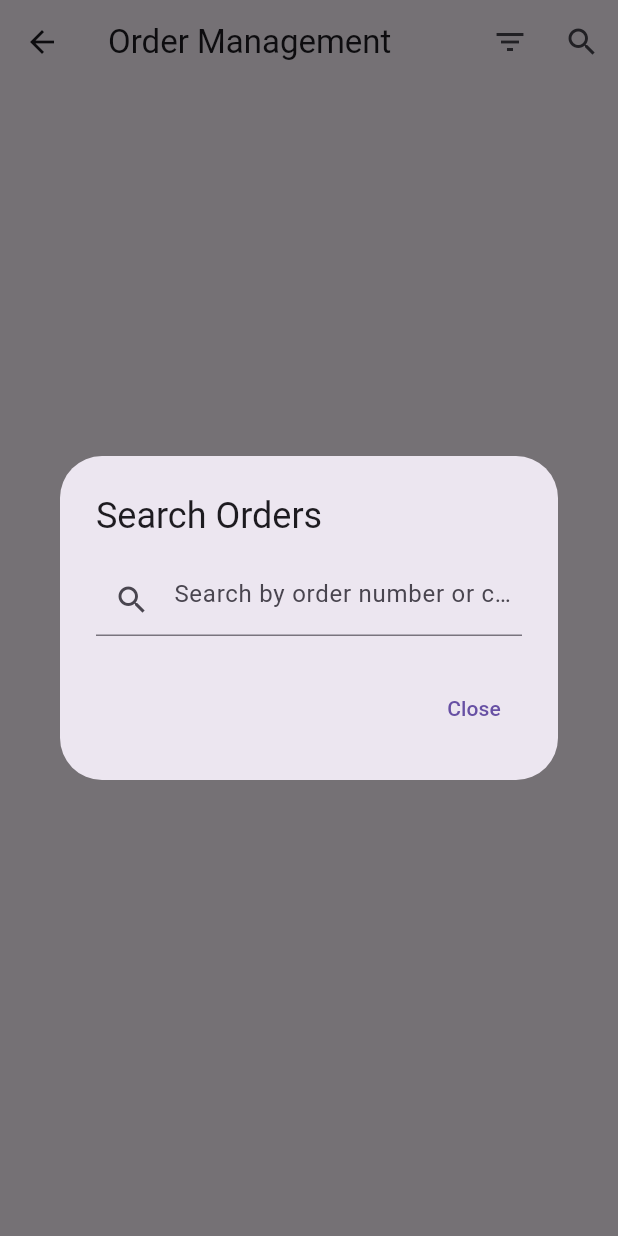
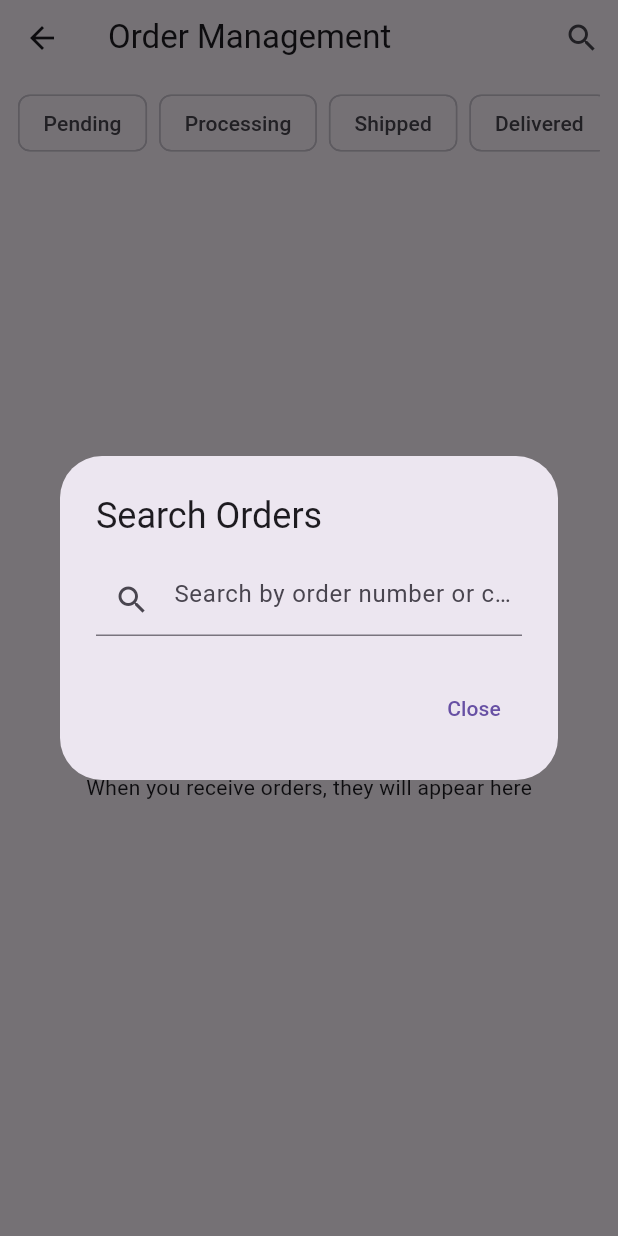
Before and after one commit to eng-abdallahyasser/admin-my-store, a Flutter app: the OrderListScreen screen opened by its route, after a tap on the "search" icon, on a phone screen of 412 x 824 dp. Run offline on Flutter 3.47's test engine with Material 3 defaults, Android fonts, the phone set to English and light mode, and no system bars; our stand-ins replace audioplayers, cloud_firestore, firebase_auth, firebase_core, firebase_messaging, firebase_storage and 4 more; missing offline and left inert: flutter_ringtone_player; accounts and stored records are empty.

Commit message:
add notifications sound for new order and update orders screen

```diff
--- a/lib/app/controllers/feedback_controller.dart
+++ b/lib/app/controllers/feedback_controller.dart
@@ -13,10 +13,10 @@ class FeedbackController extends GetxController {
   final RxBool isLoading = false.obs;
   final RxString error = ''.obs;
 
-  final RxString selectedType = 'All'.obs; // All, Suggestion, Bug, Complaint, Other
+  final RxString selectedType = FeedbackTypes.all.obs; // All, Suggestion, Bug, Complaint, Others
   StreamSubscription<List<FeedbackItem>>? _sub;
 
-  List<String> get types => const ['All', 'Suggestion', 'Bug', 'Complaint', 'Other'];
+  List<String> get types => FeedbackTypes.listWithAll;
 
   @override
   void onInit() {
@@ -35,7 +35,7 @@ class FeedbackController extends GetxController {
 
   List<FeedbackItem> get filtered {
     final t = selectedType.value;
-    if (t == 'All') return feedbacks;
+    if (t == FeedbackTypes.all) return feedbacks;
     return feedbacks.where((f) => f.type == t).toList();
   }
 
--- a/lib/app/controllers/order_controller.dart
+++ b/lib/app/controllers/order_controller.dart
@@ -4,8 +4,12 @@ import 'dart:developer';
 import 'package:admin_my_store/app/models/my_order.dart';
 import 'package:admin_my_store/app/repo/order_repository.dart';
 import 'package:cloud_firestore/cloud_firestore.dart';
+import 'package:flutter/foundation.dart';
+import 'package:flutter/material.dart';
+import 'package:flutter/services.dart';
+import 'package:flutter_ringtone_player/flutter_ringtone_player.dart';
 import 'package:get/get.dart';
-
+import 'package:audioplayers/audioplayers.dart';
 
 class OrderController extends GetxController {
   final OrderRepository _repository = Get.find();
@@ -15,7 +19,9 @@ class OrderController extends GetxController {
   final RxBool isLoading = false.obs;
   final FirebaseFirestore _firestore = FirebaseFirestore.instance;
   late StreamSubscription<QuerySnapshot> _ordersSubscription;
-
+  bool _initialized = false; // avoid notifying on initial snapshot
+  AudioPlayer? _alertPlayer; // used to play looping alert sound
+  bool _alerting = false;
 
   final List<String> statusList = [
     'Pending',
@@ -29,19 +35,105 @@ class OrderController extends GetxController {
   void onInit() {
     loadOrders();
     _startListening();
+    _alertPlayer = AudioPlayer();
+    _alertPlayer!.setReleaseMode(ReleaseMode.loop);
+    // Preload and start muted looping to satisfy web autoplay policies
+    // When an alert arrives, we'll raise the volume to 1.0 immediately
+    _prewarmAlertLoop();
     super.onInit();
   }
+
+  @override
+  void onClose() {
+    _ordersSubscription.cancel();
+    _alertPlayer?.dispose();
+    super.onClose();
+  }
+
+  Future<void> _startAlert() async {
+    if (_alerting) return;
+    _alerting = true;
+    await _raiseAlertVolume();
+
+    // Show blocking dialog until user acknowledges
+    if (!Get.isDialogOpen!) {
+      Get.dialog(
+        AlertDialog(
+          title: const Text('New Order Received'),
+          content: const Text('One or more new orders have arrived.'),
+          actions: [
+            TextButton(
+              onPressed: acknowledgeNewOrders,
+              child: const Text('Acknowledge'),
+            ),
+          ],
+        ),
+        barrierDismissible: false,
+      );
+    }
+  }
+
+  Future<void> acknowledgeNewOrders() async {
+    try {
+      // Lower volume back to 0.0 but keep looping to maintain autoplay allowance
+      await _alertPlayer?.setVolume(0.0);
+    } catch (_) {}
+    _alerting = false;
+    if (Get.isDialogOpen!) Get.back();
+  }
+
+  Future<void> _prewarmAlertLoop() async {
+    try {
+      // Start playing looped asset at zero volume
+      await _alertPlayer?.setVolume(0.0);
+      await _alertPlayer?.play(AssetSource('sounds/new_order.mp3'));
+    } catch (_) {
+      // As a fallback on mobile devices, ensure at least a system sound works later
+    }
+  }
+
+  Future<void> _raiseAlertVolume() async {
+    try {
+      await _alertPlayer?.setVolume(1.0);
+    } catch (_) {
+      // Fallback attempts (mobile native or system sound)
+      try {
+        if (!kIsWeb) await FlutterRingtonePlayer.playNotification();
+      } catch (_) {
+        try { await SystemSound.play(SystemSoundType.alert); } catch (_) {}
+      }
+    }
+  }
+
   void _startListening() {
     _ordersSubscription = _firestore
         .collection('orders')
         .orderBy('createdAt', descending: true)
         .snapshots()
-        .listen((snapshot) {
+        .listen((snapshot) async {
+          // Always keep local list in sync
           orders.assignAll(
-            snapshot.docs.map((doc) => MyOrder.fromFirestore(doc)).toList()
+            snapshot.docs.map((doc) => MyOrder.fromFirestore(doc)).toList(),
           );
+
+          // Skip notifications on the very first load
+          if (!_initialized) {
+            _initialized = true;
+            return;
+          }
+
+          // Detect newly added orders
+          final addedChanges = snapshot.docChanges
+              .where((c) => c.type == DocumentChangeType.added)
+              .toList();
+
+          if (addedChanges.isNotEmpty) {
+            // Start sound alert (looping) and show blocking popup until user action
+            await _startAlert();
+          }
         });
   }
+
   Future<void> updateOrderStatus(String orderId, String newStatus) async {
     await _firestore.collection('orders').doc(orderId).update({
       'status': newStatus,
--- a/lib/app/views/orders/order_list_screen.dart
+++ b/lib/app/views/orders/order_list_screen.dart
@@ -20,16 +20,56 @@ class OrderListScreen extends StatelessWidget {
         elevation: 0,
         actions: [
           IconButton(
-            icon: const Icon(Icons.filter_list),
-            onPressed: _showFilterDialog,
-            tooltip: 'Filter Orders',
-          ),
-          IconButton(
             icon: const Icon(Icons.search),
             onPressed: _showSearchDialog,
             tooltip: 'Search Orders',
           ),
         ],
+        bottom: PreferredSize(
+          preferredSize: const Size.fromHeight(58),
+          child: Obx(
+            () => Container(
+              width: double.infinity,
+              alignment: Alignment.centerLeft,
+              padding: const EdgeInsets.symmetric(horizontal: 12, vertical: 8),
+              child: SingleChildScrollView(
+                scrollDirection: Axis.horizontal,
+                child: Row(
+                  children: [
+                    ..._controller.statusList.map((status) {
+                      final selected = _controller.selectedStatus.contains(status);
+                      return Padding(
+                        padding: const EdgeInsets.only(right: 8.0),
+                        child: FilterChip(
+                          label: Text(status),
+                          selected: selected,
+                          onSelected: (_) => _controller.toggleStatusFilter(status),
+                          selectedColor: Theme.of(context).colorScheme.primary.withOpacity(0.15),
+                          checkmarkColor: Theme.of(context).colorScheme.primary,
+                        ),
+                      );
+                    }).toList(),
+                    if (_controller.selectedStatus.isNotEmpty)
+                      Padding(
+                        padding: const EdgeInsets.only(left: 4.0),
+                        child: TextButton.icon(
+                          onPressed: () {
+                            // Clear all selected filters
+                            final toClear = List<String>.from(_controller.selectedStatus);
+                            for (final s in toClear) {
+                              _controller.toggleStatusFilter(s);
+                            }
+                          },
+                          icon: const Icon(Icons.clear_all, size: 18),
+                          label: const Text('Clear'),
+                        ),
+                      ),
+                  ],
+                ),
+              ),
+            ),
+          ),
+        ),
       ),
       body: Obx(() {
         if (_controller.isLoading.value) {
--- a/pubspec.yaml
+++ b/pubspec.yaml
@@ -43,6 +43,8 @@ dependencies:
   image_picker: ^1.1.2
   intl: ^0.20.2
   latlong2: ^0.9.1
+  flutter_ringtone_player: ^3.2.0
+  audioplayers: ^5.2.1
 
 dev_dependencies:
   flutter_lints: ^5.0.0
@@ -61,6 +63,7 @@ flutter:
   # To add assets to your application, add an assets section, like this:
   assets:
     - assets/logo.jpg
+    - assets/sounds/
   #   - images/a_dot_ham.jpeg
   # An image asset can refer to one or more resolution-specific "variants", see
   # https://flutter.dev/to/resolution-aware-images
```
Also changed, not shown: lib/app/models/feedback.dart (+23 -1 lines), pubspec.lock, 6 other files.
